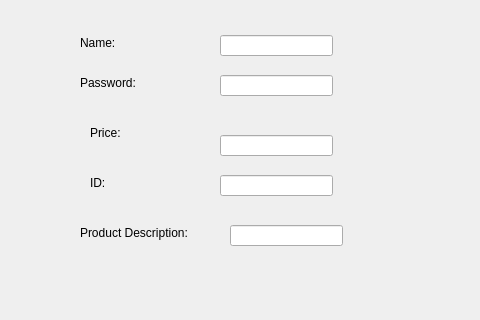
Before: the Qt Designer form fillinfo_seller.ui in ghadasherif/InstaShop-Application, drawn with Qt 5; both pictures show x 0 to 480 and y 145 to 465 of the 1137 by 708 pixel window.
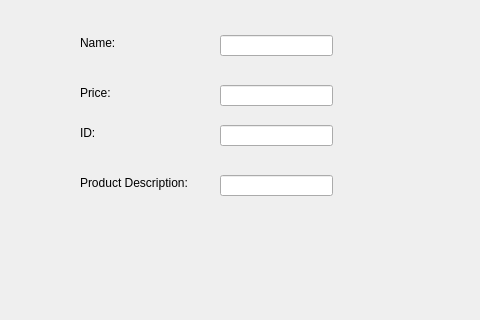
After: the same form once the commit is applied.

```diff
--- a/fillinfo_seller.ui
+++ b/fillinfo_seller.ui
@@ -42,8 +42,8 @@
   <widget class="QLabel" name="label_productprice">
    <property name="geometry">
     <rect>
-     <x>90</x>
-     <y>270</y>
+     <x>80</x>
+     <y>230</y>
      <width>58</width>
      <height>16</height>
     </rect>
@@ -55,8 +55,8 @@
   <widget class="QLabel" name="label_productid">
    <property name="geometry">
     <rect>
-     <x>90</x>
-     <y>320</y>
+     <x>80</x>
+     <y>270</y>
      <width>58</width>
      <height>16</height>
     </rect>
@@ -69,7 +69,7 @@
    <property name="geometry">
     <rect>
      <x>80</x>
-     <y>370</y>
+     <y>320</y>
      <width>131</width>
      <height>16</height>
     </rect>
@@ -105,7 +105,7 @@
    <property name="geometry">
     <rect>
      <x>220</x>
-     <y>280</y>
+     <y>230</y>
      <width>113</width>
      <height>21</height>
     </rect>
@@ -115,7 +115,7 @@
    <property name="geometry">
     <rect>
      <x>220</x>
-     <y>320</y>
+     <y>270</y>
      <width>113</width>
      <height>21</height>
     </rect>
@@ -124,8 +124,8 @@
   <widget class="QLineEdit" name="lineEdit_descriptionseller">
    <property name="geometry">
     <rect>
-     <x>230</x>
-     <y>370</y>
+     <x>220</x>
+     <y>320</y>
      <width>113</width>
      <height>21</height>
     </rect>
@@ -144,29 +144,6 @@
     <string>Submit </string>
    </property>
   </widget>
-  <widget class="QLabel" name="label_passproductseller">
-   <property name="geometry">
-    <rect>
-     <x>80</x>
-     <y>220</y>
-     <width>58</width>
-     <height>16</height>
-    </rect>
-   </property>
-   <property name="text">
-    <string>Password:</string>
-   </property>
-  </widget>
-  <widget class="QLineEdit" name="lineEdit_passproductseller">
-   <property name="geometry">
-    <rect>
-     <x>220</x>
-     <y>220</y>
-     <width>113</width>
-     <height>21</height>
-    </rect>
-   </property>
-  </widget>
  </widget>
  <resources/>
  <connections/>
```
